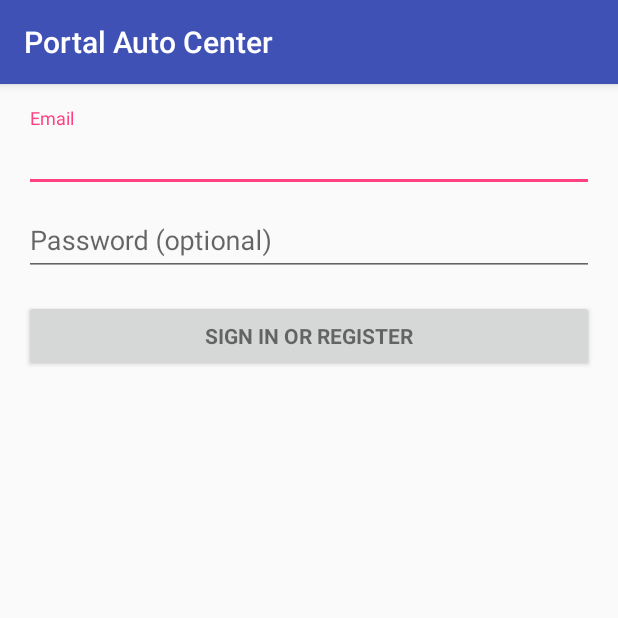
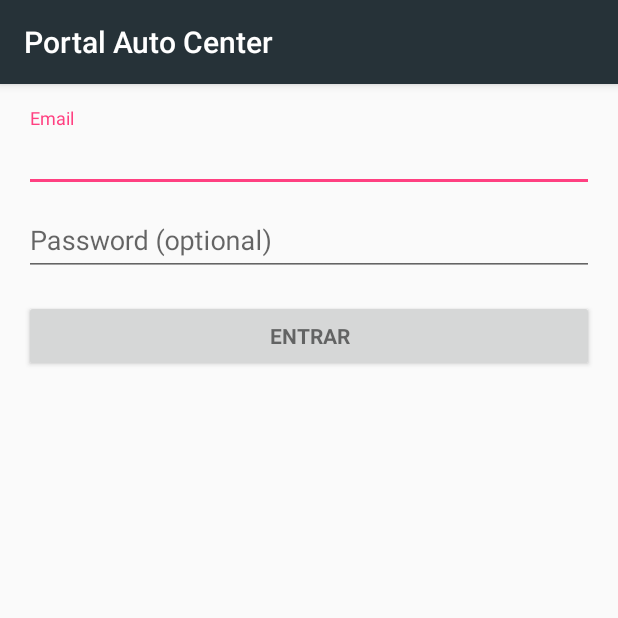
Before and after one commit to kah-eek/Portal-Auto-Center, an Android app: the screen it shows after launch (LoginActivity), on a phone screen of 412 x 824 dp, the top half of it. Run offline under Robolectric (Android 15) with nearby library versions, the phone set to English and light mode, and no system bars; 2 statements that could not run were skipped.

Commit message:
add as cores a serem utilizadas no app

```diff
--- a/app/android/app/src/main/res/values/colors.xml
+++ b/app/android/app/src/main/res/values/colors.xml
@@ -1,6 +1,7 @@
 <?xml version="1.0" encoding="utf-8"?>
 <resources>
-    <color name="colorPrimary">#3F51B5</color>
-    <color name="colorPrimaryDark">#303F9F</color>
+    <color name="colorPrimary">#263238</color>
+    <color name="colorPrimaryDark">#455A64</color>
+    <color name="azulado_escuro">#263238</color>
     <color name="colorAccent">#FF4081</color>
 </resources>
--- a/app/android/app/src/main/res/values/strings.xml
+++ b/app/android/app/src/main/res/values/strings.xml
@@ -4,7 +4,7 @@
     <!-- Strings related to login -->
     <string name="prompt_email">Email</string>
     <string name="prompt_password">Password (optional)</string>
-    <string name="action_sign_in">Sign in or register</string>
+    <string name="action_sign_in">Entrar</string>
     <string name="action_sign_in_short">Sign in</string>
     <string name="error_invalid_email">This email address is invalid</string>
     <string name="error_invalid_password">This password is too short</string>
```
